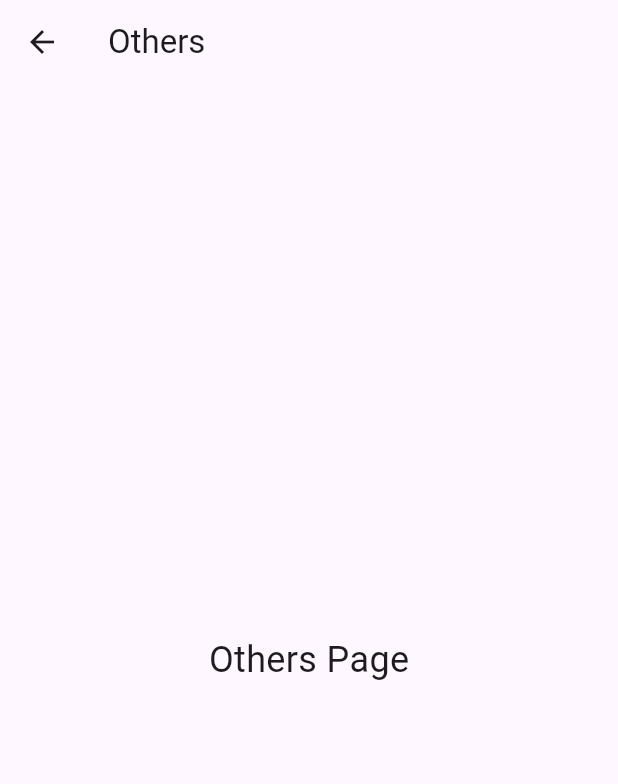
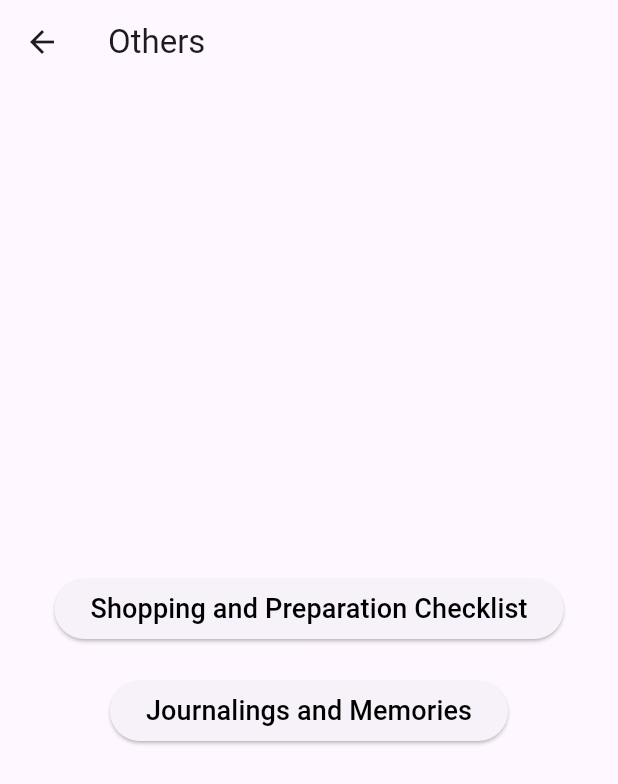
Before and after one commit to shreelaxmikamath/one-love, a Flutter app: the OthersPage screen opened directly, on a phone screen of 412 x 824 dp. Shown: the top 784 px of the screen. Run offline on Flutter 3.47's test engine with Material 3 defaults, Android fonts, the phone set to English and light mode, and no system bars; our stand-ins replace table_calendar.

Commit message:
Other features update

```diff
--- a/lib/others_page.dart
+++ b/lib/others_page.dart
@@ -1,5 +1,6 @@
-// others_page.dart
 import 'package:flutter/material.dart';
+import 'shopping_preparation_checklists.dart';
+import 'journaling_memories.dart';
 
 class OthersPage extends StatelessWidget {
   @override
@@ -9,9 +10,39 @@ class OthersPage extends StatelessWidget {
         title: Text('Others'),
       ),
       body: Center(
-        child: Text(
-          'Others Page',
-          style: TextStyle(fontSize: 24),
+        child: Column(
+          mainAxisAlignment: MainAxisAlignment.center,
+          children: [
+            ElevatedButton(
+              onPressed: () {
+                Navigator.push(
+                  context,
+                  MaterialPageRoute(
+                    builder: (context) => ShoppingPreparationChecklist(),
+                  ),
+                );
+              },
+              child: Text(
+                'Shopping and Preparation Checklist',
+                style: TextStyle(fontSize: 18, color: Colors.black),
+              ),
+            ),
+            SizedBox(height: 20),
+            ElevatedButton(
+              onPressed: () {
+                Navigator.push(
+                  context,
+                  MaterialPageRoute(
+                    builder: (context) => JournalingMemories(),
+                  ),
+                );
+              },
+              child: Text(
+                'Journalings and Memories',
+                style: TextStyle(fontSize: 18, color: Colors.black),
+              ),
+            ),
+          ],
         ),
       ),
     );
```
Also changed, not shown: lib/journaling_memories.dart (added, +18 -0 lines), lib/shopping_preparation_checklists.dart (added, +18 -0 lines).
